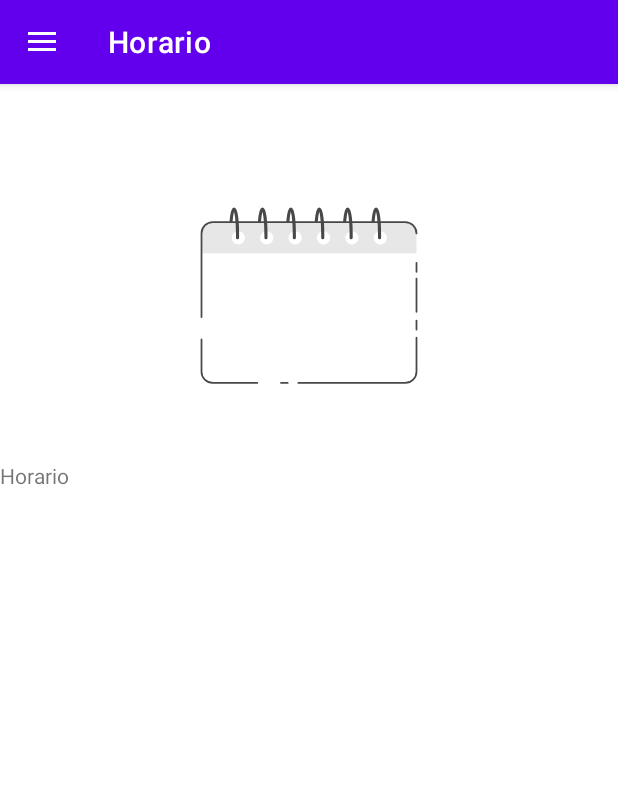
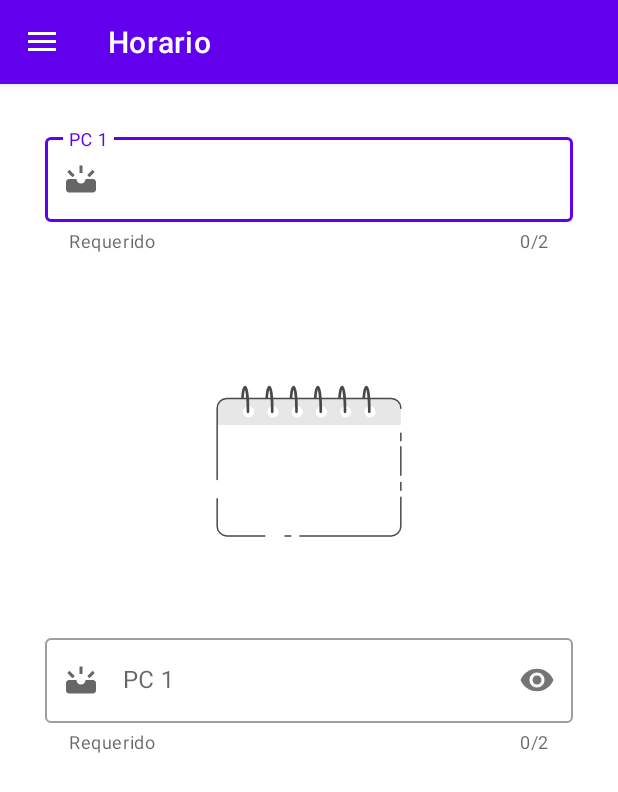
Before and after one commit to Padinjavier/PROMEDIUN_APP, an Android app: the screen it shows after launch (MainActivity), on a phone screen of 412 x 824 dp. Shown: the top 792 px of the screen. Run offline under Robolectric (Android 15) with nearby library versions, the phone set to English and light mode, and no system bars; our stand-ins replace navigation-ui.

Commit message:
edit text modelados

```diff
--- a/app/build.gradle
+++ b/app/build.gradle
@@ -48,10 +48,14 @@ dependencies {
 
 
     implementation 'com.airbnb.android:lottie:6.1.0'
+
+
+
+//    implementation 'com.google.android.material:material:1.9.0'
 }
 
 //evita el duplicate class kotlin
-configurations.all {
+configurations.configureEach {
     resolutionStrategy {
         eachDependency {
             if ((requested.group == "org.jetbrains.kotlin") && (requested.name.startsWith("kotlin-stdlib"))) {
--- /dev/null
+++ b/app/src/main/res/drawable/pc.xml
@@ -0,0 +1,8 @@
+<vector android:height="24dp" android:tint="#6B6767"
+    android:viewportHeight="24" android:viewportWidth="24"
+    android:width="24dp" xmlns:android="http://schemas.android.com/apk/res/android">
+    <path android:fillColor="@android:color/white" android:pathData="M21.16,7.26l-1.41,-1.41L16.19,9.4l1.41,1.41C17.6,10.81 21.05,7.29 21.16,7.26z"/>
+    <path android:fillColor="@android:color/white" android:pathData="M11,3h2v5h-2z"/>
+    <path android:fillColor="@android:color/white" android:pathData="M6.4,10.81L7.81,9.4L4.26,5.84L2.84,7.26C2.95,7.29 6.4,10.81 6.4,10.81z"/>
+    <path android:fillColor="@android:color/white" android:pathData="M20,12h-5c0,1.66 -1.34,3 -3,3s-3,-1.34 -3,-3H4c-1.1,0 -2,0.9 -2,2v5c0,1.1 0.9,2 2,2h16c1.1,0 2,-0.9 2,-2v-5C22,12.9 21.1,12 20,12z"/>
+</vector>
--- a/app/src/main/res/layout/fragment_horario.xml
+++ b/app/src/main/res/layout/fragment_horario.xml
@@ -5,7 +5,31 @@
     android:layout_width="match_parent"
     android:layout_height="match_parent"
     android:orientation="vertical"
-    tools:context=".ui.horario.HorarioFragment" >
+    android:padding="30dp"
+    tools:context=".ui.horario.HorarioFragment">
+
+
+    <com.google.android.material.textfield.TextInputLayout
+        style="@style/Widget.MaterialComponents.TextInputLayout.OutlinedBox"
+        android:layout_width="match_parent"
+        android:layout_height="wrap_content"
+        app:counterEnabled="true"
+        app:counterMaxLength="2"
+        app:endIconMode="clear_text"
+        app:helperText="Requerido"
+        app:startIconDrawable="@drawable/pc">
+
+        <com.google.android.material.textfield.TextInputEditText
+            android:layout_width="match_parent"
+            android:layout_height="wrap_content"
+            android:hint="@string/pc_1"
+            android:inputType="number"
+            tools:ignore="TextContrastCheck,VisualLintTextFieldSize" />
+
+    </com.google.android.material.textfield.TextInputLayout>
+
+
+
 
 
     <com.airbnb.lottie.LottieAnimationView
@@ -17,10 +41,24 @@
         app:lottie_rawRes="@raw/animation_lkbka7v5"
         tools:ignore="ImageContrastCheck" />
 
-    <TextView
-        android:id="@+id/textView3"
+
+    <com.google.android.material.textfield.TextInputLayout
+        style="@style/Widget.MaterialComponents.TextInputLayout.OutlinedBox"
         android:layout_width="match_parent"
         android:layout_height="wrap_content"
-        android:text="@string/menu_horadio" />
+        app:counterEnabled="true"
+        app:counterMaxLength="2"
+        app:helperText="Requerido"
+        app:passwordToggleEnabled="true"
+        app:startIconDrawable="@drawable/pc">
+
+        <com.google.android.material.textfield.TextInputEditText
+            android:layout_width="match_parent"
+            android:layout_height="wrap_content"
+            android:hint="@string/pc_1"
+            android:inputType="textPassword"
+            tools:ignore="TextContrastCheck,VisualLintTextFieldSize" />
+
+    </com.google.android.material.textfield.TextInputLayout>
 
 </LinearLayout>
--- a/build.gradle
+++ b/build.gradle
@@ -1,5 +1,5 @@
 // Top-level build file where you can add configuration options common to all sub-projects/modules.
 plugins {
-    id 'com.android.application' version '8.0.2' apply false
-    id 'com.android.library' version '8.0.2' apply false
+    id 'com.android.application' version '8.1.0' apply false
+    id 'com.android.library' version '8.1.0' apply false
 }
```
Also changed, not shown: app/src/main/java/com/example/promediun/MainActivity.java (+6 -1 lines), app/src/main/res/layout/fragment_notas.xml (+13 -16 lines).
